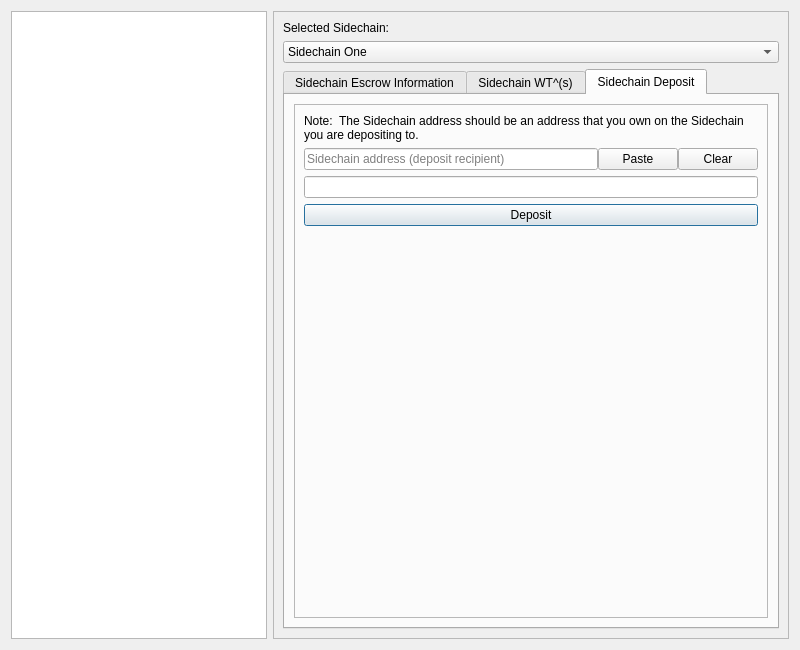
First picture: the form in src/qt/forms/sidechainpage.ui, repository DriveNetTESTDRIVE/DriveNet, before the edit.
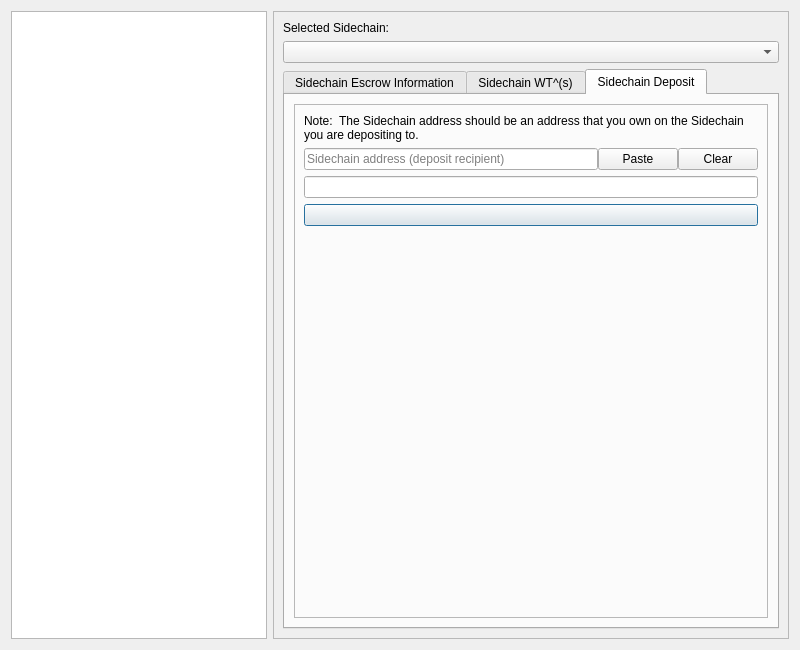
Second picture: the form after the edit. Icons and pictures are not drawn. Custom widgets are drawn as their Qt base class.

Commit message:
Add payment sidechain, bug fixes, refactoring, gui
* Added payment sidechain keypair
* Fixed several GUI bugs related to multi-sidechain support
* Fixed several wallet bugs related to multi-sidechain support
* Fixed several validation bugs related to multi-sidechain support

Patch:
```diff
--- a/src/qt/forms/sidechainpage.ui
+++ b/src/qt/forms/sidechainpage.ui
@@ -54,13 +54,8 @@
       <item>
        <widget class="QComboBox" name="comboBoxSidechains">
         <property name="currentText">
-         <string>Sidechain One</string>
+         <string/>
         </property>
-        <item>
-         <property name="text">
-          <string>Sidechain One</string>
-         </property>
-        </item>
        </widget>
       </item>
       <item>
@@ -180,13 +175,13 @@
              <item>
               <widget class="QPushButton" name="pushButtonDeposit">
                <property name="sizePolicy">
-                <sizepolicy hsizetype="Minimum" vsizetype="Minimum">
+                <sizepolicy hsizetype="Expanding" vsizetype="Minimum">
                  <horstretch>0</horstretch>
                  <verstretch>0</verstretch>
                 </sizepolicy>
                </property>
                <property name="text">
-                <string>Deposit</string>
+                <string/>
                </property>
                <property name="icon">
                 <iconset resource="../drivenet.qrc">
```
The commit also changes 16 other files.
